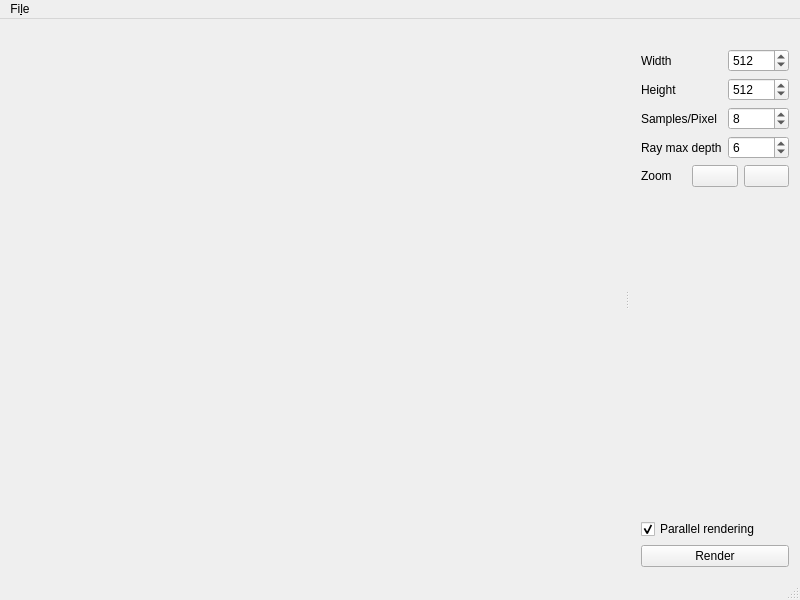
Old version of the form src/gui/mainwindow.ui in the repository Yt-trium/Couscous-raytracer.
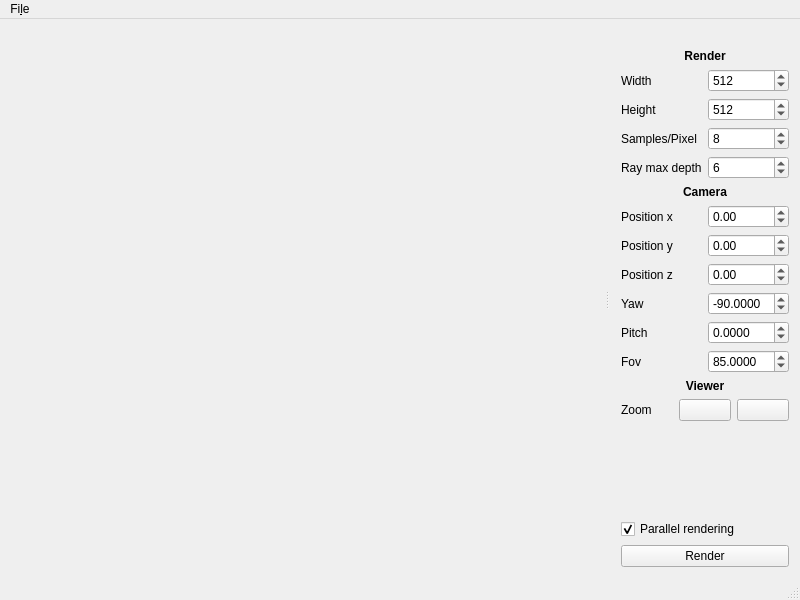
New version of the form. Icons and pictures are not drawn.

Commit message: add camera parameters to gui

```diff
--- a/src/gui/mainwindow.ui
+++ b/src/gui/mainwindow.ui
@@ -72,8 +72,21 @@
    </attribute>
    <widget class="QWidget" name="dockWidgetContents">
     <layout class="QGridLayout" name="gridLayout_2">
-     <item row="4" column="0" colspan="2">
-      <layout class="QHBoxLayout" name="horizontalLayout">
+     <item row="14" column="0" colspan="2">
+      <spacer name="verticalSpacer">
+       <property name="orientation">
+        <enum>Qt::Vertical</enum>
+       </property>
+       <property name="sizeHint" stdset="0">
+        <size>
+         <width>20</width>
+         <height>40</height>
+        </size>
+       </property>
+      </spacer>
+     </item>
+     <item row="13" column="0" colspan="2">
+      <layout class="QHBoxLayout" name="horizontalLayout_zoom">
        <property name="sizeConstraint">
         <enum>QLayout::SetDefaultConstraint</enum>
        </property>
@@ -108,7 +121,7 @@
        </item>
       </layout>
      </item>
-     <item row="1" column="1">
+     <item row="2" column="1">
       <widget class="QSpinBox" name="spinBox_height">
        <property name="minimum">
         <number>1</number>
@@ -121,54 +134,100 @@
        </property>
       </widget>
      </item>
-     <item row="5" column="0" colspan="2">
-      <spacer name="verticalSpacer">
-       <property name="orientation">
-        <enum>Qt::Vertical</enum>
-       </property>
-       <property name="sizeHint" stdset="0">
-        <size>
-         <width>20</width>
-         <height>40</height>
-        </size>
-       </property>
-      </spacer>
-     </item>
-     <item row="0" column="0">
+     <item row="1" column="0">
       <widget class="QLabel" name="label_width">
        <property name="text">
         <string>Width</string>
        </property>
       </widget>
      </item>
-     <item row="1" column="0">
+     <item row="16" column="0" colspan="2">
+      <widget class="QPushButton" name="pushButton_render">
+       <property name="text">
+        <string>Render</string>
+       </property>
+      </widget>
+     </item>
+     <item row="6" column="1">
+      <widget class="QDoubleSpinBox" name="doubleSpinBox_position_x">
+       <property name="minimum">
+        <double>-999.000000000000000</double>
+       </property>
+       <property name="maximum">
+        <double>1000.000000000000000</double>
+       </property>
+       <property name="value">
+        <double>0.000000000000000</double>
+       </property>
+      </widget>
+     </item>
+     <item row="4" column="0">
+      <widget class="QLabel" name="label_ray_max_depth">
+       <property name="text">
+        <string>Ray max depth</string>
+       </property>
+      </widget>
+     </item>
+     <item row="2" column="0">
       <widget class="QLabel" name="label_height">
        <property name="text">
         <string>Height</string>
        </property>
       </widget>
      </item>
-     <item row="0" column="1">
-      <widget class="QSpinBox" name="spinBox_width">
+     <item row="9" column="1">
+      <widget class="QDoubleSpinBox" name="doubleSpinBox_yaw">
+       <property name="decimals">
+        <number>4</number>
+       </property>
        <property name="minimum">
-        <number>1</number>
+        <double>-360.000000000000000</double>
        </property>
        <property name="maximum">
-        <number>10000</number>
+        <double>360.000000000000000</double>
        </property>
        <property name="value">
-        <number>512</number>
+        <double>-90.000000000000000</double>
        </property>
       </widget>
      </item>
-     <item row="2" column="0">
+     <item row="11" column="1">
+      <widget class="QDoubleSpinBox" name="doubleSpinBox_fov">
+       <property name="decimals">
+        <number>4</number>
+       </property>
+       <property name="minimum">
+        <double>25.000000000000000</double>
+       </property>
+       <property name="maximum">
+        <double>160.000000000000000</double>
+       </property>
+       <property name="value">
+        <double>85.000000000000000</double>
+       </property>
+      </widget>
+     </item>
+     <item row="10" column="1">
+      <widget class="QDoubleSpinBox" name="doubleSpinBox_pitch">
+       <property name="decimals">
+        <number>4</number>
+       </property>
+       <property name="minimum">
+        <double>-360.000000000000000</double>
+       </property>
+       <property name="maximum">
+        <double>360.000000000000000</double>
+       </property>
+      </widget>
+     </item>
+     <item row="3" column="0">
       <widget class="QLabel" name="label_spp">
        <property name="text">
         <string>Samples/Pixel</string>
        </property>
       </widget>
      </item>
-     <item row="2" column="1">
+     <item row="3" column="1">
       <widget class="QSpinBox" name="spinBox_spp">
        <property name="minimum">
         <number>1</number>
@@ -181,14 +240,107 @@
        </property>
       </widget>
      </item>
-     <item row="7" column="0" colspan="2">
-      <widget class="QPushButton" name="pushButton_render">
+     <item row="8" column="0">
+      <widget class="QLabel" name="label_position_z">
        <property name="text">
-        <string>Render</string>
+        <string>Position z</string>
        </property>
       </widget>
      </item>
-     <item row="6" column="0" colspan="2">
+     <item row="7" column="0">
+      <widget class="QLabel" name="label_position_y">
+       <property name="text">
+        <string>Position y</string>
+       </property>
+      </widget>
+     </item>
+     <item row="10" column="0">
+      <widget class="QLabel" name="label_pitch">
+       <property name="text">
+        <string>Pitch</string>
+       </property>
+      </widget>
+     </item>
+     <item row="11" column="0">
+      <widget class="QLabel" name="label_fov">
+       <property name="text">
+        <string>Fov</string>
+       </property>
+      </widget>
+     </item>
+     <item row="8" column="1">
+      <widget class="QDoubleSpinBox" name="doubleSpinBox_position_z">
+       <property name="minimum">
+        <double>-999.000000000000000</double>
+       </property>
+       <property name="maximum">
+        <double>1000.000000000000000</double>
+       </property>
+      </widget>
+     </item>
+     <item row="1" column="1">
+      <widget class="QSpinBox" name="spinBox_width">
+       <property name="minimum">
+        <number>1</number>
+       </property>
+       <property name="maximum">
+        <number>10000</number>
+       </property>
+       <property name="value">
+        <number>512</number>
+       </property>
+      </widget>
+     </item>
+     <item row="9" column="0">
+      <widget class="QLabel" name="label_yaw">
+       <property name="text">
+        <string>Yaw</string>
+       </property>
+      </widget>
+     </item>
+     <item row="5" column="0" colspan="2">
+      <widget class="QLabel" name="label_camera">
+       <property name="font">
+        <font>
+         <weight>75</weight>
+         <bold>true</bold>
+        </font>
+       </property>
+       <property name="text">
+        <string>Camera</string>
+       </property>
+       <property name="alignment">
+        <set>Qt::AlignCenter</set>
+       </property>
+       <property name="openExternalLinks">
+        <bool>false</bool>
+       </property>
+      </widget>
+     </item>
+     <item row="4" column="1">
+      <widget class="QSpinBox" name="spinBox_ray_max_depth">
+       <property name="minimum">
+        <number>1</number>
+       </property>
+       <property name="maximum">
+        <number>1000</number>
+       </property>
+       <property name="value">
+        <number>6</number>
+       </property>
+      </widget>
+     </item>
+     <item row="7" column="1">
+      <widget class="QDoubleSpinBox" name="doubleSpinBox_position_y">
+       <property name="minimum">
+        <double>-999.000000000000000</double>
+       </property>
+       <property name="maximum">
+        <double>1000.000000000000000</double>
+       </property>
+      </widget>
+     </item>
+     <item row="15" column="0" colspan="2">
       <widget class="QCheckBox" name="checkBox_parallel_rendering">
        <property name="text">
         <string>Parallel rendering</string>
@@ -198,23 +350,42 @@
        </property>
       </widget>
      </item>
-     <item row="3" column="0">
-      <widget class="QLabel" name="label_ray_max_depth">
+     <item row="6" column="0">
+      <widget class="QLabel" name="label_position_x">
        <property name="text">
-        <string>Ray max depth</string>
+        <string>Position x</string>
        </property>
       </widget>
      </item>
-     <item row="3" column="1">
-      <widget class="QSpinBox" name="spinBox_ray_max_depth">
-       <property name="minimum">
-        <number>1</number>
+     <item row="0" column="0" colspan="2">
+      <widget class="QLabel" name="label_render">
+       <property name="font">
+        <font>
+         <weight>75</weight>
+         <bold>true</bold>
+        </font>
        </property>
-       <property name="maximum">
-        <number>1000</number>
+       <property name="text">
+        <string>Render</string>
        </property>
-       <property name="value">
-        <number>6</number>
+       <property name="alignment">
+        <set>Qt::AlignCenter</set>
+       </property>
+      </widget>
+     </item>
+     <item row="12" column="0" colspan="2">
+      <widget class="QLabel" name="label_viewer">
+       <property name="font">
+        <font>
+         <weight>75</weight>
+         <bold>true</bold>
+        </font>
+       </property>
+       <property name="text">
+        <string>Viewer</string>
+       </property>
+       <property name="alignment">
+        <set>Qt::AlignCenter</set>
        </property>
       </widget>
      </item>
```
Left out of the diff: 10 changed lines with no effect on the pictures. The commit also changes 1 other file.
